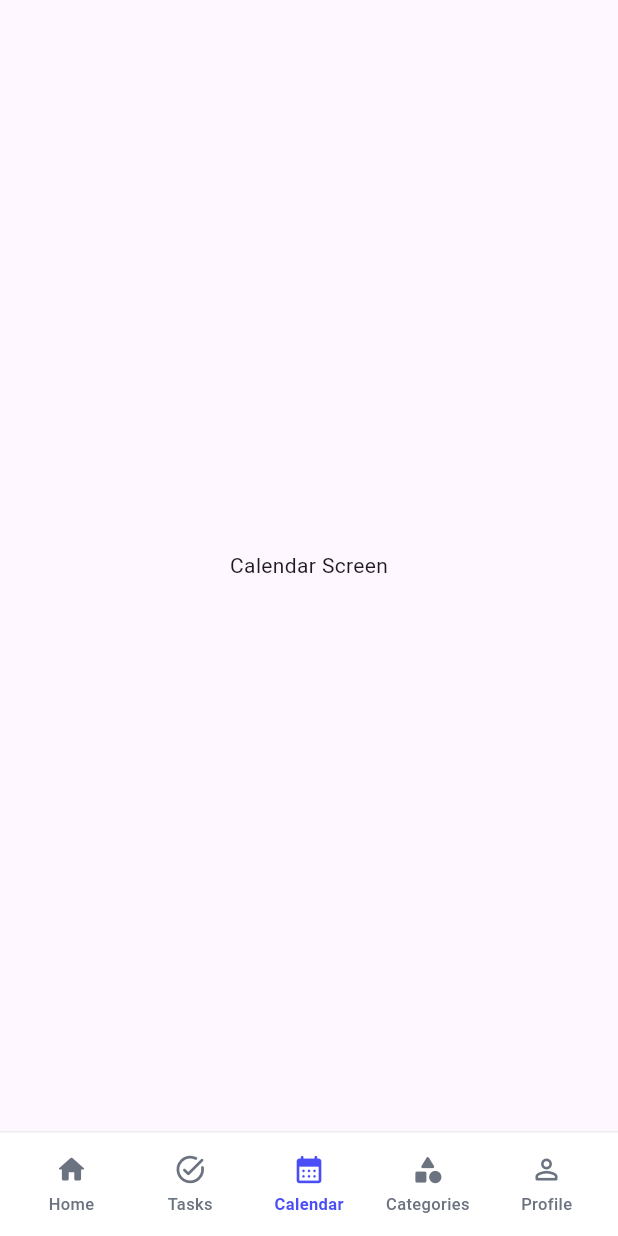
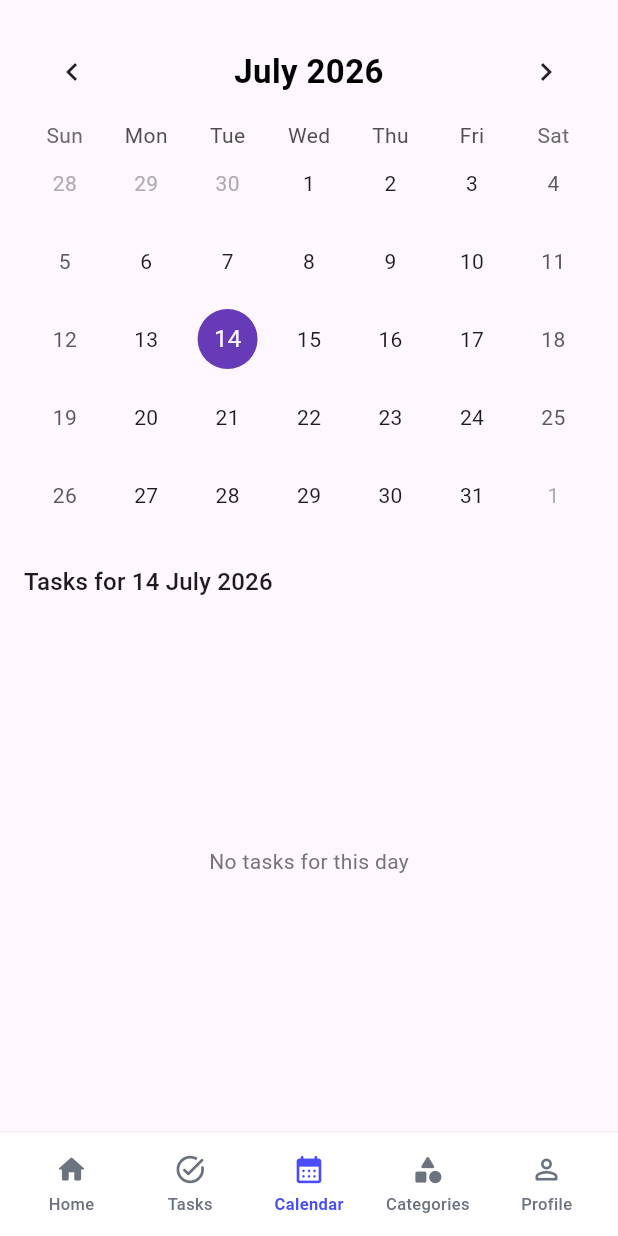
Before and after one commit to roychang04/student_task_manager_app, a Flutter app: the screen it shows after launch, item 3 of the bottom bar chosen, on a phone screen of 412 x 824 dp. Run offline on Flutter 3.47's test engine with Material 3 defaults, Android fonts, the phone set to English and light mode, and no system bars; drawn by our look-alikes of table_calendar; our stand-ins replace cloud_firestore, device_preview, firebase_core; accounts and stored records are empty.

Commit message:
Initial Commit

```diff
--- a/lib/main.dart
+++ b/lib/main.dart
@@ -6,6 +6,7 @@ import 'package:cloud_firestore/cloud_firestore.dart';
 import 'firebase_options.dart';
 import 'widgets/student_bottom_nav_bar.dart';
 import 'screens/task_list_screen.dart';
+import 'screens/calendar_screen.dart';
 
 Future<void> main() async {
   WidgetsFlutterBinding.ensureInitialized();
@@ -62,7 +63,7 @@ class _DashboardScreenState extends State<DashboardScreen> {
   final List<Widget> _screens = [
   const Center(child: Text('Home Screen')),
   const TaskListScreen(),
-  const Center(child: Text('Calendar Screen')),
+  const CalendarPage(),
   const Center(child: Text('Categories Screen')),
   const Center(child: Text('Profile Screen')),
 ];
--- /dev/null
+++ b/lib/models/task_model.dart
@@ -0,0 +1,68 @@
+import 'package:cloud_firestore/cloud_firestore.dart';
+
+class TaskModel {
+  final String id;
+  final String category;
+  final DateTime createdAt;
+  final String description;
+  final DateTime dueDate;
+  final String priority;
+  final String reminder;
+  final String status;
+  final String title;
+
+  const TaskModel({
+    required this.id,
+    required this.category,
+    required this.createdAt,
+    required this.description,
+    required this.dueDate,
+    required this.priority,
+    required this.reminder,
+    required this.status,
+    required this.title,
+  });
+
+  factory TaskModel.fromFirestore(
+    DocumentSnapshot<Map<String, dynamic>> document,
+  ) {
+    final data = document.data() ?? {};
+
+    return TaskModel(
+      id: document.id,
+      category: data['category']?.toString() ?? '',
+      createdAt: _dateFromFirestore(data['createdAt']),
+      description: data['description']?.toString() ?? '',
+      dueDate: _dateFromFirestore(data['dueDate']),
+      priority: data['priority']?.toString() ?? 'Low',
+      reminder: data['reminder']?.toString() ?? 'No reminder',
+      status: data['status']?.toString() ?? 'Pending',
+      title: data['title']?.toString() ?? '',
+    );
+  }
+
+  static DateTime _dateFromFirestore(dynamic value) {
+    if (value is Timestamp) {
+      return value.toDate();
+    }
+
+    if (value is DateTime) {
+      return value;
+    }
+
+    return DateTime.now();
+  }
+
+  Map<String, dynamic> toFirestore() {
+    return {
+      'category': category,
+      'createdAt': Timestamp.fromDate(createdAt),
+      'description': description,
+      'dueDate': Timestamp.fromDate(dueDate),
+      'priority': priority,
+      'reminder': reminder,
+      'status': status,
+      'title': title,
+    };
+  }
+}
--- /dev/null
+++ b/lib/screens/calendar_screen.dart
@@ -0,0 +1,175 @@
+import 'package:cloud_firestore/cloud_firestore.dart';
+import 'package:flutter/material.dart';
+import 'package:student_task_manager_app/models/task_model.dart';
+import 'package:table_calendar/table_calendar.dart';
+
+import 'task_card.dart';
+
+class CalendarPage extends StatefulWidget {
+  const CalendarPage({super.key});
+
+  @override
+  State<CalendarPage> createState() => _CalendarPageState();
+}
+
+class _CalendarPageState extends State<CalendarPage> {
+  DateTime selectedDay = DateTime.now();
+  DateTime focusedDay = DateTime.now();
+
+  static const List<String> _months = [
+    'January',
+    'February',
+    'March',
+    'April',
+    'May',
+    'June',
+    'July',
+    'August',
+    'September',
+    'October',
+    'November',
+    'December',
+  ];
+
+  String get _formattedSelectedDay {
+    return '${selectedDay.day} '
+        '${_months[selectedDay.month - 1]} '
+        '${selectedDay.year}';
+  }
+
+  List<TaskModel> _tasksForDay(
+    List<TaskModel> tasks,
+    DateTime day,
+  ) {
+    final selectedTasks = tasks
+        .where((task) => isSameDay(task.dueDate, day))
+        .toList();
+
+    selectedTasks.sort(
+      (firstTask, secondTask) {
+        return firstTask.dueDate.compareTo(secondTask.dueDate);
+      },
+    );
+
+    return selectedTasks;
+  }
+
+  @override
+  Widget build(BuildContext context) {
+    return SafeArea(
+      child: StreamBuilder<QuerySnapshot<Map<String, dynamic>>>(
+        stream: FirebaseFirestore.instance
+            .collection('tasks')
+            .orderBy('dueDate')
+            .snapshots(),
+        builder: (context, snapshot) {
+          if (snapshot.hasError) {
+            return Center(
+              child: Text(
+                'Unable to load tasks: ${snapshot.error}',
+              ),
+            );
+          }
+
+          if (snapshot.connectionState == ConnectionState.waiting) {
+            return const Center(
+              child: CircularProgressIndicator(),
+            );
+          }
+
+          final tasks = snapshot.data!.docs
+              .map(TaskModel.fromFirestore)
+              .toList();
+
+          final tasksForSelectedDay = _tasksForDay(
+            tasks,
+            selectedDay,
+          );
+
+          return Padding(
+            padding: const EdgeInsets.all(16),
+            child: Column(
+              children: [
+                TableCalendar<TaskModel>(
+                  firstDay: DateTime(2024),
+                  lastDay: DateTime(2035),
+                  focusedDay: focusedDay,
+                  selectedDayPredicate: (day) {
+                    return isSameDay(day, selectedDay);
+                  },
+                  onDaySelected: (selected, focused) {
+                    setState(() {
+                      selectedDay = selected;
+                      focusedDay = focused;
+                    });
+                  },
+                  onPageChanged: (focused) {
+                    focusedDay = focused;
+                  },
+                  eventLoader: (day) {
+                    return _tasksForDay(tasks, day);
+                  },
+                  headerStyle: const HeaderStyle(
+  titleCentered: true,
+  formatButtonVisible: false,
+  titleTextStyle: TextStyle(
+    fontSize: 22,
+    fontWeight: FontWeight.bold,
+    color: Colors.black,
+  ),
+),
+                  calendarStyle: CalendarStyle(
+                    todayDecoration: BoxDecoration(
+                      color: Colors.deepPurple.shade200,
+                      shape: BoxShape.circle,
+                    ),
+                    selectedDecoration: const BoxDecoration(
+                      color: Colors.deepPurple,
+                      shape: BoxShape.circle,
+                    ),
+                    markerDecoration: const BoxDecoration(
+                      color: Colors.deepPurple,
+                      shape: BoxShape.circle,
+                    ),
+                  ),
+                ),
+
+                const SizedBox(height: 20),
+
+                Align(
+                  alignment: Alignment.centerLeft,
+                  child: Text(
+                    'Tasks for $_formattedSelectedDay',
+                    style: Theme.of(context).textTheme.titleMedium,
+                  ),
+                ),
+
+                const SizedBox(height: 10),
+
+                Expanded(
+                  child: tasksForSelectedDay.isEmpty
+                      ? Center(
+                          child: Text(
+                            'No tasks for this day',
+                            style: TextStyle(
+                              color: Colors.grey.shade600,
+                            ),
+                          ),
+                        )
+                      : ListView.builder(
+                          itemCount: tasksForSelectedDay.length,
+                          itemBuilder: (context, index) {
+                            return TaskCard(
+                              task: tasksForSelectedDay[index],
+                            );
+                          },
+                        ),
+                ),
+              ],
+            ),
+          );
+        },
+      ),
+    );
+  }
+}
--- a/pubspec.yaml
+++ b/pubspec.yaml
@@ -15,6 +15,7 @@ dependencies:
   firebase_core: ^4.0.0
   cloud_firestore: ^6.0.0
   device_preview: ^1.2.0
+  table_calendar: ^3.2.0
 
 dev_dependencies:
   flutter_test:
```
Also changed, not shown: lib/screens/task_card.dart (added, +152 -0 lines), pubspec.lock.
